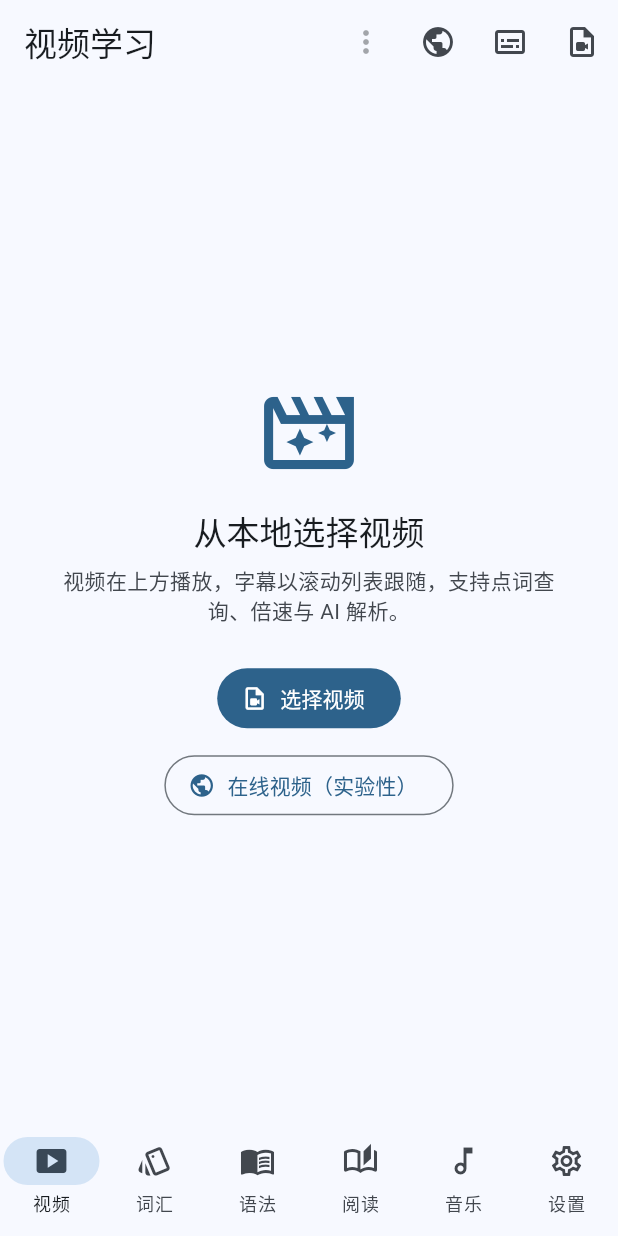
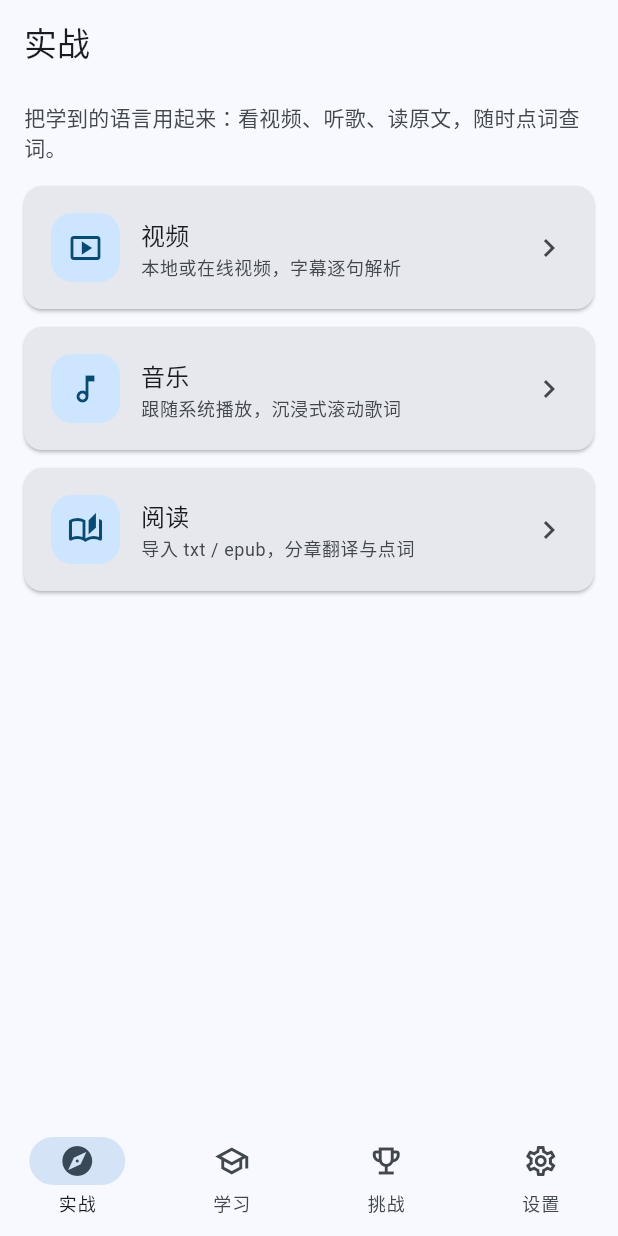
Before and after one commit to Yozzuri/wow, a Flutter app: the screen it shows after launch, on a phone screen of 412 x 824 dp. Run offline on Flutter 3.47's test engine with Material 3 defaults, Android fonts, the phone set to English and light mode, and no system bars; our stand-ins replace file_picker, flutter_markdown, flutter_riverpod, flutter_secure_storage, go_router, scrollable_positioned_list and 2 more; missing offline and left inert: epubx, japanese_word_tokenizer; project files that could hold a hidden picture were left out.

Commit message:
refactor: four-tab shell with practice, learn, challenge and settings

```diff
--- a/lib/app/router.dart
+++ b/lib/app/router.dart
@@ -2,8 +2,11 @@ import 'package:flutter/material.dart';
 import 'package:flutter_riverpod/flutter_riverpod.dart';
 import 'package:go_router/go_router.dart';
 
+import '../features/challenge/challenge_screen.dart';
 import '../features/grammar/grammar_screen.dart';
+import '../features/learn/learn_screen.dart';
 import '../features/music/music_screen.dart';
+import '../features/practice/practice_screen.dart';
 import '../features/reading/reading_screen.dart';
 import '../features/settings/settings_screen.dart';
 import '../features/video/video_screen.dart';
@@ -12,7 +15,7 @@ import '../features/vocab/vocab_screen.dart';
 final currentTabIndexProvider = StateProvider<int>((ref) => 0);
 
 final GoRouter appRouter = GoRouter(
-  initialLocation: '/video',
+  initialLocation: '/practice',
   routes: [
     StatefulShellRoute.indexedStack(
       builder: (context, state, navigationShell) =>
@@ -21,40 +24,48 @@ final GoRouter appRouter = GoRouter(
         StatefulShellBranch(
           routes: [
             GoRoute(
-              path: '/video',
-              builder: (context, state) => const VideoScreen(),
+              path: '/practice',
+              builder: (context, state) => const PracticeScreen(),
+              routes: [
+                GoRoute(
+                  path: 'video',
+                  builder: (context, state) => const VideoScreen(),
+                ),
+                GoRoute(
+                  path: 'music',
+                  builder: (context, state) => const MusicScreen(),
+                ),
+                GoRoute(
+                  path: 'reading',
+                  builder: (context, state) => const ReadingScreen(),
+                ),
+              ],
             ),
           ],
         ),
         StatefulShellBranch(
           routes: [
             GoRoute(
-              path: '/vocab',
-              builder: (context, state) => const VocabScreen(),
+              path: '/learn',
+              builder: (context, state) => const LearnScreen(),
+              routes: [
+                GoRoute(
+                  path: 'vocab',
+                  builder: (context, state) => const VocabScreen(),
+                ),
+                GoRoute(
+                  path: 'grammar',
+                  builder: (context, state) => const GrammarScreen(),
+                ),
+              ],
             ),
           ],
         ),
         StatefulShellBranch(
           routes: [
             GoRoute(
-              path: '/grammar',
-              builder: (context, state) => const GrammarScreen(),
-            ),
-          ],
-        ),
-        StatefulShellBranch(
-          routes: [
-            GoRoute(
-              path: '/reading',
-              builder: (context, state) => const ReadingScreen(),
-            ),
-          ],
-        ),
-        StatefulShellBranch(
-          routes: [
-            GoRoute(
-              path: '/music',
-              builder: (context, state) => const MusicScreen(),
+              path: '/challenge',
+              builder: (context, state) => const ChallengeScreen(),
             ),
           ],
         ),
@@ -91,29 +102,19 @@ class AppShell extends ConsumerWidget {
         },
         destinations: const [
           NavigationDestination(
-            icon: Icon(Icons.smart_display_outlined),
-            selectedIcon: Icon(Icons.smart_display),
-            label: '视频',
+            icon: Icon(Icons.explore_outlined),
+            selectedIcon: Icon(Icons.explore),
+            label: '实战',
           ),
           NavigationDestination(
-            icon: Icon(Icons.style_outlined),
-            selectedIcon: Icon(Icons.style),
-            label: '词汇',
+            icon: Icon(Icons.school_outlined),
+            selectedIcon: Icon(Icons.school),
+            label: '学习',
           ),
           NavigationDestination(
-            icon: Icon(Icons.menu_book_outlined),
-            selectedIcon: Icon(Icons.menu_book),
-            label: '语法',
-          ),
-          NavigationDestination(
-            icon: Icon(Icons.auto_stories_outlined),
-            selectedIcon: Icon(Icons.auto_stories),
-            label: '阅读',
-          ),
-          NavigationDestination(
-            icon: Icon(Icons.music_note_outlined),
-            selectedIcon: Icon(Icons.music_note),
-            label: '音乐',
+            icon: Icon(Icons.emoji_events_outlined),
+            selectedIcon: Icon(Icons.emoji_events),
+            label: '挑战',
           ),
           NavigationDestination(
             icon: Icon(Icons.settings_outlined),
--- /dev/null
+++ b/lib/features/challenge/challenge_screen.dart
@@ -0,0 +1,16 @@
+import 'package:flutter/material.dart';
+
+import '../common/placeholder_screen.dart';
+
+class ChallengeScreen extends StatelessWidget {
+  const ChallengeScreen({super.key});
+
+  @override
+  Widget build(BuildContext context) {
+    return const PlaceholderScreen(
+      title: '挑战',
+      icon: Icons.emoji_events_outlined,
+      description: '挑战模式还在准备中。\n（下一步开发）',
+    );
+  }
+}
--- /dev/null
+++ b/lib/features/common/module_card.dart
@@ -0,0 +1,67 @@
+import 'package:flutter/material.dart';
+
+class ModuleCard extends StatelessWidget {
+  const ModuleCard({
+    super.key,
+    required this.icon,
+    required this.title,
+    required this.subtitle,
+    required this.onTap,
+  });
+
+  final IconData icon;
+  final String title;
+  final String subtitle;
+  final VoidCallback onTap;
+
+  @override
+  Widget build(BuildContext context) {
+    final theme = Theme.of(context);
+    return Card(
+      margin: const EdgeInsets.only(bottom: 12),
+      clipBehavior: Clip.antiAlias,
+      child: InkWell(
+        onTap: onTap,
+        child: Padding(
+          padding: const EdgeInsets.all(18),
+          child: Row(
+            children: [
+              Container(
+                width: 46,
+                height: 46,
+                decoration: BoxDecoration(
+                  color: theme.colorScheme.primaryContainer,
+                  borderRadius: BorderRadius.circular(14),
+                ),
+                child: Icon(
+                  icon,
+                  color: theme.colorScheme.onPrimaryContainer,
+                ),
+              ),
+              const SizedBox(width: 14),
+              Expanded(
+                child: Column(
+                  crossAxisAlignment: CrossAxisAlignment.start,
+                  children: [
+                    Text(title, style: theme.textTheme.titleMedium),
+                    const SizedBox(height: 2),
+                    Text(
+                      subtitle,
+                      style: theme.textTheme.bodySmall?.copyWith(
+                        color: theme.colorScheme.onSurfaceVariant,
+                      ),
+                    ),
+                  ],
+                ),
+              ),
+              Icon(
+                Icons.chevron_right,
+                color: theme.colorScheme.onSurfaceVariant,
+              ),
+            ],
+          ),
+        ),
+      ),
+    );
+  }
+}
--- /dev/null
+++ b/lib/features/practice/practice_screen.dart
@@ -0,0 +1,46 @@
+import 'package:flutter/material.dart';
+import 'package:go_router/go_router.dart';
+
+import '../common/module_card.dart';
+
+class PracticeScreen extends StatelessWidget {
+  const PracticeScreen({super.key});
+
+  @override
+  Widget build(BuildContext context) {
+    final theme = Theme.of(context);
+    return Scaffold(
+      appBar: AppBar(title: const Text('实战')),
+      body: ListView(
+        padding: const EdgeInsets.fromLTRB(16, 12, 16, 24),
+        children: [
+          Text(
+            '把学到的语言用起来：看视频、听歌、读原文，随时点词查词。',
+            style: theme.textTheme.bodyMedium?.copyWith(
+              color: theme.colorScheme.onSurfaceVariant,
+            ),
+          ),
+          const SizedBox(height: 16),
+          ModuleCard(
+            icon: Icons.smart_display_outlined,
+            title: '视频',
+            subtitle: '本地或在线视频，字幕逐句解析',
+            onTap: () => context.go('/practice/video'),
+          ),
+          ModuleCard(
+            icon: Icons.music_note_outlined,
+            title: '音乐',
+            subtitle: '跟随系统播放，沉浸式滚动歌词',
+            onTap: () => context.go('/practice/music'),
+          ),
+          ModuleCard(
+            icon: Icons.auto_stories_outlined,
+            title: '阅读',
+            subtitle: '导入 txt / epub，分章翻译与点词',
+            onTap: () => context.go('/practice/reading'),
+          ),
+        ],
+      ),
+    );
+  }
+}
--- a/lib/features/settings/settings_screen.dart
+++ b/lib/features/settings/settings_screen.dart
@@ -479,7 +479,7 @@ class _SettingsScreenState extends ConsumerState<SettingsScreen> {
                   contentPadding: EdgeInsets.zero,
                   leading: const Icon(Icons.info_outline),
                   title: const Text('LangLearn'),
-                  subtitle: const Text('版本 0.8.4 · 视频字幕 / 词汇 / 语法 / 音乐歌词'),
+                  subtitle: const Text('版本 0.9.0 · 实战 / 学习 / 挑战 / 设置'),
                 ),
               ],
             ),
--- a/pubspec.yaml
+++ b/pubspec.yaml
@@ -1,7 +1,7 @@
 name: langlearn
 description: "Language learning app: video, subtitles, vocabulary, grammar, music lyrics."
 publish_to: 'none'
-version: 0.8.4+14
+version: 0.9.0+15
 
 environment:
   sdk: ^3.13.0
```
Also changed, not shown: lib/features/learn/learn_screen.dart (added, +40 -0 lines), lib/features/music/music_screen.dart (+26 -7 lines).
